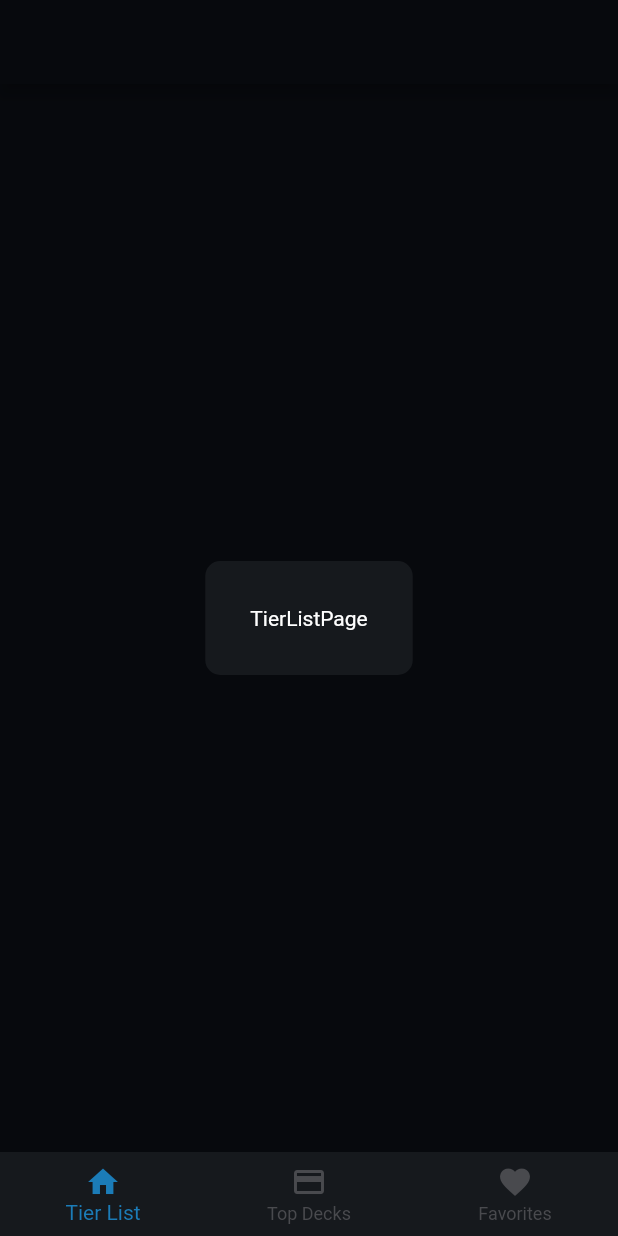
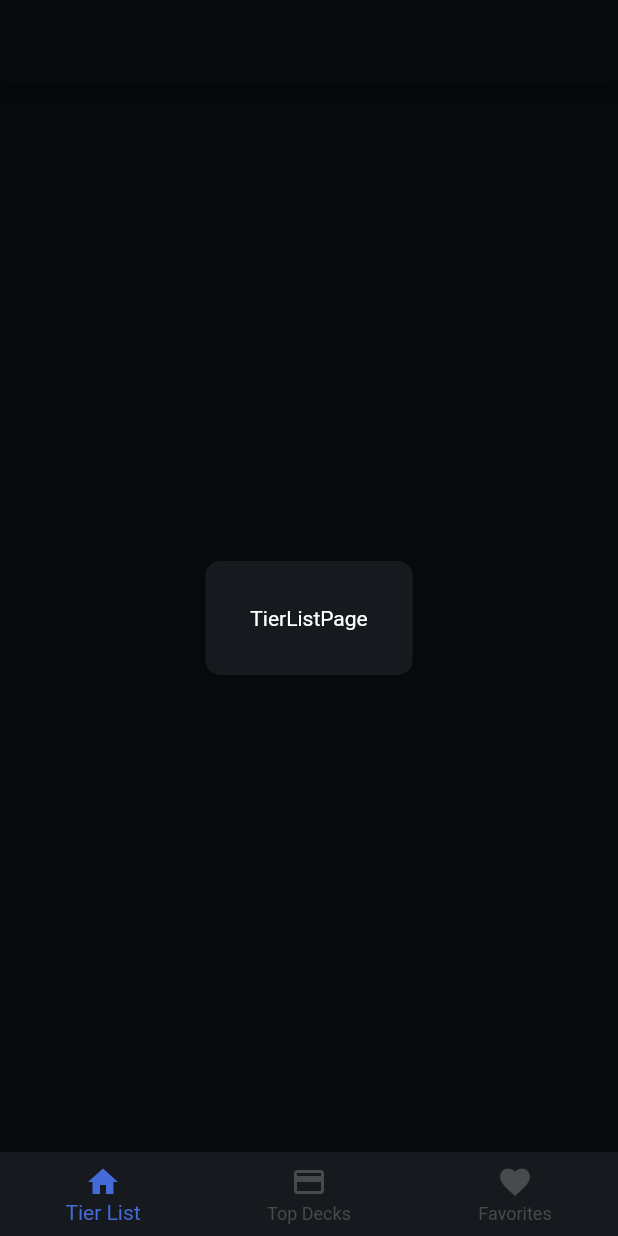
Before and after one commit to RafaelBarbosatec/Duel-Links-Decks, a Flutter app: the screen it shows after launch, on a phone screen of 412 x 824 dp. Run offline on Flutter 3.47's test engine with Material 2 defaults, Android fonts, the phone set to English and light mode, and no system bars.

Commit message:
change color accent

```diff
--- a/lib/constants/CustomTheme.dart
+++ b/lib/constants/CustomTheme.dart
@@ -3,7 +3,7 @@ import 'package:flutter/material.dart';
 
 class CustomTheme{
   static Color primary = colorFromHex("#07090d");
-  static Color accent = colorFromHex("#1b7cb8");
+  static Color accent = colorFromHex("#456bd8");
   static Color content = colorFromHex("#16191d");
   static Color unselected = colorFromHex("#494a4e");
 
```
